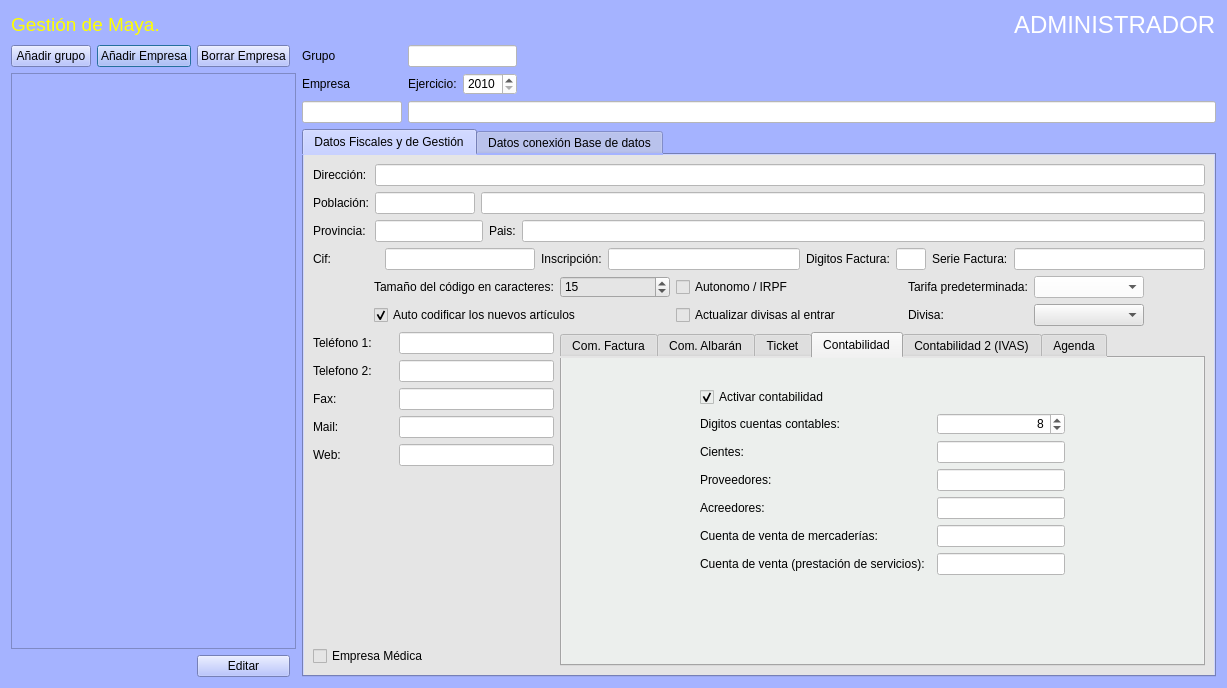
Above: Zona_Administrador/frmempresas.ui from arcnexus/RedFoX before the change. Below: the same form after it.
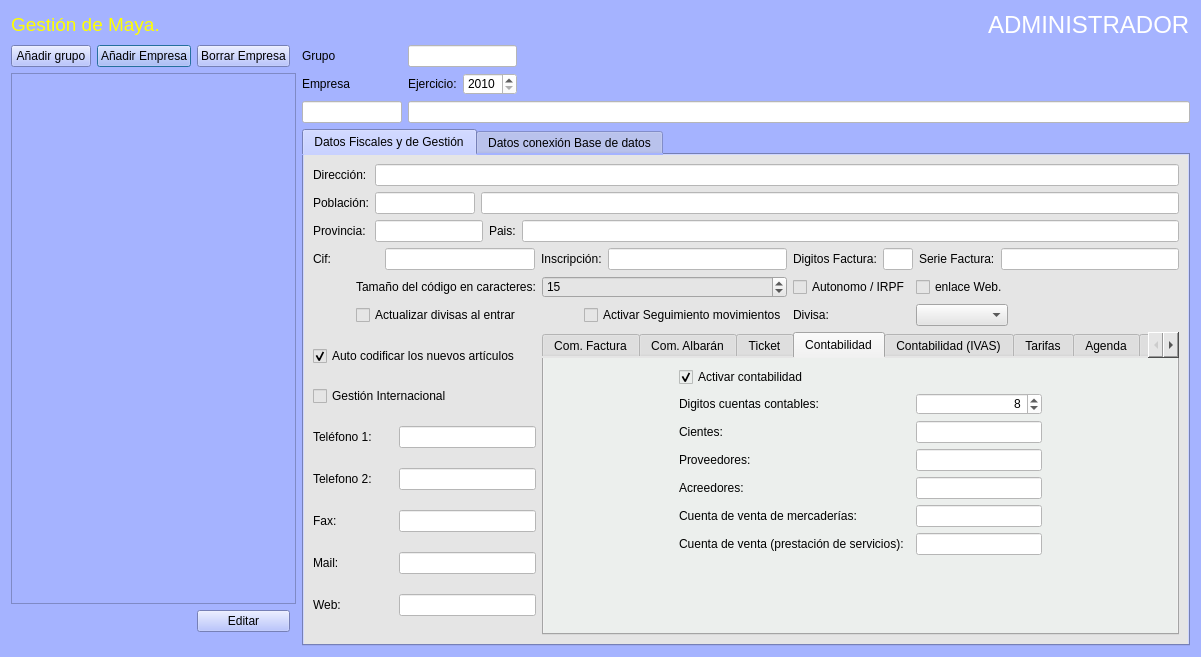
That is the form after the change. The open tabs and pages were chosen to show the change. Icons and pictures are not drawn. Custom widgets are drawn as their Qt base class.

The edit to the form file:
```diff
--- a/Zona_Administrador/frmempresas.ui
+++ b/Zona_Administrador/frmempresas.ui
@@ -6,14 +6,14 @@
    <rect>
     <x>0</x>
     <y>0</y>
-    <width>1227</width>
-    <height>688</height>
+    <width>1201</width>
+    <height>657</height>
    </rect>
   </property>
   <property name="maximumSize">
    <size>
-    <width>1300</width>
-    <height>16777215</height>
+    <width>1201</width>
+    <height>657</height>
    </size>
   </property>
   <property name="windowTitle">
@@ -94,6 +94,9 @@
     <layout class="QHBoxLayout" name="horizontalLayout_3">
      <item>
       <layout class="QGridLayout" name="gridLayout">
+       <property name="bottomMargin">
+        <number>14</number>
+       </property>
        <item row="0" column="1">
         <widget class="QPushButton" name="btnAddEmpresa">
          <property name="text">
@@ -245,6 +248,100 @@
            <string>Datos Fiscales y de Gestión</string>
           </attribute>
           <layout class="QGridLayout" name="gridLayout_12">
+           <item row="3" column="5">
+            <widget class="QComboBox" name="cboDivisas"/>
+           </item>
+           <item row="2" column="4">
+            <widget class="QCheckBox" name="chkIRPF">
+             <property name="maximumSize">
+              <size>
+               <width>135</width>
+               <height>16777215</height>
+              </size>
+             </property>
+             <property name="text">
+              <string>Autonomo / IRPF</string>
+             </property>
+            </widget>
+           </item>
+           <item row="1" column="0" colspan="10">
+            <layout class="QHBoxLayout" name="horizontalLayout">
+             <item>
+              <widget class="QLabel" name="label_22">
+               <property name="minimumSize">
+                <size>
+                 <width>66</width>
+                 <height>0</height>
+                </size>
+               </property>
+               <property name="text">
+                <string>Cif:</string>
+               </property>
+              </widget>
+             </item>
+             <item>
+              <widget class="QLineEdit" name="txtcif">
+               <property name="maximumSize">
+                <size>
+                 <width>150</width>
+                 <height>16777215</height>
+                </size>
+               </property>
+               <property name="styleSheet">
+                <string notr="true">background-color: rgb(255, 255, 255);</string>
+               </property>
+              </widget>
+             </item>
+             <item>
+              <widget class="QLabel" name="label_23">
+               <property name="text">
+                <string>Inscripción:</string>
+               </property>
+              </widget>
+             </item>
+             <item>
+              <widget class="QLineEdit" name="txtcInscripcion">
+               <property name="styleSheet">
+                <string notr="true">background-color: rgb(255, 255, 255);</string>
+               </property>
+              </widget>
+             </item>
+             <item>
+              <widget class="QLabel" name="label_25">
+               <property name="text">
+                <string>Digitos Factura:</string>
+               </property>
+              </widget>
+             </item>
+             <item>
+              <widget class="QLineEdit" name="txtndigitos_factura">
+               <property name="maximumSize">
+                <size>
+                 <width>30</width>
+                 <height>16777215</height>
+                </size>
+               </property>
+               <property name="styleSheet">
+                <string notr="true">background-color: rgb(255, 255, 255);</string>
+               </property>
+              </widget>
+             </item>
+             <item>
+              <widget class="QLabel" name="label_26">
+               <property name="text">
+                <string>Serie Factura:</string>
+               </property>
+              </widget>
+             </item>
+             <item>
+              <widget class="QLineEdit" name="txtserieFactura">
+               <property name="styleSheet">
+                <string notr="true">background-color: rgb(255, 255, 255);</string>
+               </property>
+              </widget>
+             </item>
+            </layout>
+           </item>
            <item row="2" column="1">
             <widget class="QLabel" name="label_41">
              <property name="sizePolicy">
@@ -258,170 +355,13 @@
              </property>
             </widget>
            </item>
-           <item row="2" column="2" colspan="2">
-            <widget class="QSpinBox" name="txttamano_codigoart">
-             <property name="value">
-              <number>15</number>
+           <item row="2" column="5">
+            <widget class="QCheckBox" name="chkEnlace_web">
+             <property name="text">
+              <string>enlace Web.</string>
              </property>
             </widget>
            </item>
-           <item row="4" column="0" colspan="2">
-            <layout class="QGridLayout" name="gridLayout_7">
-             <item row="3" column="0">
-              <widget class="QLabel" name="label_19">
-               <property name="minimumSize">
-                <size>
-                 <width>80</width>
-                 <height>0</height>
-                </size>
-               </property>
-               <property name="text">
-                <string>Fax:</string>
-               </property>
-              </widget>
-             </item>
-             <item row="5" column="0">
-              <widget class="QLabel" name="label_21">
-               <property name="minimumSize">
-                <size>
-                 <width>80</width>
-                 <height>0</height>
-                </size>
-               </property>
-               <property name="text">
-                <string>Web:</string>
-               </property>
-              </widget>
-             </item>
-             <item row="3" column="1" colspan="2">
-              <widget class="QLineEdit" name="txtfax">
-               <property name="minimumSize">
-                <size>
-                 <width>100</width>
-                 <height>0</height>
-                </size>
-               </property>
-               <property name="styleSheet">
-                <string notr="true">background-color: rgb(255, 255, 255);</string>
-               </property>
-              </widget>
-             </item>
-             <item row="4" column="1" colspan="2">
-              <widget class="QLineEdit" name="txtcMail">
-               <property name="minimumSize">
-                <size>
-                 <width>100</width>
-                 <height>0</height>
-                </size>
-               </property>
-               <property name="styleSheet">
-                <string notr="true">background-color: rgb(255, 255, 255);</string>
-               </property>
-              </widget>
-             </item>
-             <item row="5" column="1" colspan="2">
-              <widget class="QLineEdit" name="txtweb">
-               <property name="minimumSize">
-                <size>
-                 <width>100</width>
-                 <height>0</height>
-                </size>
-               </property>
-               <property name="styleSheet">
-                <string notr="true">background-color: rgb(255, 255, 255);</string>
-               </property>
-               <property name="text">
-                <string/>
-               </property>
-              </widget>
-             </item>
-             <item row="1" column="1" colspan="2">
-              <widget class="QLineEdit" name="txttelefono1">
-               <property name="minimumSize">
-                <size>
-                 <width>100</width>
-                 <height>0</height>
-                </size>
-               </property>
-               <property name="styleSheet">
-                <string notr="true">background-color: rgb(255, 255, 255);</string>
-               </property>
-              </widget>
-             </item>
-             <item row="4" column="0">
-              <widget class="QLabel" name="label_20">
-               <property name="minimumSize">
-                <size>
-                 <width>80</width>
-                 <height>0</height>
-                </size>
-               </property>
-               <property name="text">
-                <string>Mail:</string>
-               </property>
-              </widget>
-             </item>
-             <item row="1" column="0">
-              <widget class="QLabel" name="label_17">
-               <property name="minimumSize">
-                <size>
-                 <width>80</width>
-                 <height>0</height>
-                </size>
-               </property>
-               <property name="text">
-                <string>Teléfono 1:</string>
-               </property>
-              </widget>
-             </item>
-             <item row="6" column="1">
-              <spacer name="verticalSpacer_3">
-               <property name="orientation">
-                <enum>Qt::Vertical</enum>
-               </property>
-               <property name="sizeHint" stdset="0">
-                <size>
-                 <width>20</width>
-                 <height>40</height>
-                </size>
-               </property>
-              </spacer>
-             </item>
-             <item row="2" column="0">
-              <widget class="QLabel" name="label_18">
-               <property name="minimumSize">
-                <size>
-                 <width>80</width>
-                 <height>0</height>
-                </size>
-               </property>
-               <property name="text">
-                <string>Telefono 2:</string>
-               </property>
-              </widget>
-             </item>
-             <item row="2" column="1" colspan="2">
-              <widget class="QLineEdit" name="txttelefono2">
-               <property name="minimumSize">
-                <size>
-                 <width>100</width>
-                 <height>0</height>
-                </size>
-               </property>
-               <property name="styleSheet">
-                <string notr="true">background-color: rgb(255, 255, 255);</string>
-               </property>
-              </widget>
-             </item>
-             <item row="7" column="0" colspan="3">
-              <widget class="QCheckBox" name="chkMedica">
-               <property name="text">
-                <string>Empresa Médica</string>
-               </property>
-              </widget>
-             </item>
-            </layout>
-           </item>
            <item row="0" column="0" colspan="10">
             <layout class="QGridLayout" name="gridLayout_8">
              <item row="1" column="2" colspan="3">
@@ -495,27 +435,7 @@
              </item>
             </layout>
            </item>
-           <item row="3" column="1" colspan="3">
-            <widget class="QCheckBox" name="chkAutocodificiar">
-             <property name="text">
-              <string>Auto codificar los nuevos artículos</string>
-             </property>
-             <property name="checked">
-              <bool>true</bool>
-             </property>
-            </widget>
-           </item>
-           <item row="3" column="7" colspan="2">
-            <widget class="QComboBox" name="cboDivisas"/>
-           </item>
-           <item row="3" column="6">
-            <widget class="QLabel" name="label_42">
-             <property name="text">
-              <string>Divisa: </string>
-             </property>
-            </widget>
-           </item>
-           <item row="4" column="2" colspan="8">
+           <item row="5" column="2" colspan="8">
             <widget class="QTabWidget" name="tabWidget_2">
              <property name="minimumSize">
               <size>
@@ -615,67 +535,14 @@
                <string>Contabilidad</string>
               </attribute>
               <layout class="QGridLayout" name="gridLayout_14">
-               <item row="4" column="4">
-                <spacer name="horizontalSpacer_2">
-                 <property name="orientation">
-                  <enum>Qt::Horizontal</enum>
-                 </property>
-                 <property name="sizeHint" stdset="0">
-                  <size>
-                   <width>40</width>
-                   <height>20</height>
-                  </size>
-                 </property>
-                </spacer>
-               </item>
-               <item row="3" column="0">
-                <spacer name="horizontalSpacer_3">
-                 <property name="orientation">
-                  <enum>Qt::Horizontal</enum>
-                 </property>
-                 <property name="sizeHint" stdset="0">
-                  <size>
-                   <width>40</width>
-                   <height>20</height>
-                  </size>
-                 </property>
-                </spacer>
-               </item>
-               <item row="4" column="1">
-                <widget class="QLabel" name="label_28">
-                 <property name="text">
-                  <string>Proveedores:</string>
-                 </property>
-                </widget>
-               </item>
-               <item row="3" column="1">
-                <widget class="QLabel" name="label_27">
-                 <property name="text">
-                  <string>Cientes:</string>
-                 </property>
-                </widget>
-               </item>
-               <item row="8" column="1" colspan="3">
-                <spacer name="verticalSpacer_2">
-                 <property name="orientation">
-                  <enum>Qt::Vertical</enum>
-                 </property>
-                 <property name="sizeHint" stdset="0">
-                  <size>
-                   <width>20</width>
-                   <height>40</height>
-                  </size>
-                 </property>
-                </spacer>
-               </item>
-               <item row="3" column="3">
+               <item row="2" column="3">
                 <widget class="QLineEdit" name="txtcuentaCliente">
                  <property name="styleSheet">
                   <string notr="true">background-color: rgb(255, 255, 255);</string>
                  </property>
                 </widget>
                </item>
-               <item row="2" column="3">
+               <item row="1" column="3">
                 <widget class="QSpinBox" name="txtdigitos_cuentas">
                  <property name="styleSheet">
                   <string notr="true">background-color: rgb(255, 255, 255);</string>
@@ -691,85 +558,125 @@
                  </property>
                 </widget>
                </item>
+               <item row="7" column="1" colspan="3">
+                <spacer name="verticalSpacer_2">
+                 <property name="orientation">
+                  <enum>Qt::Vertical</enum>
+                 </property>
+                 <property name="sizeHint" stdset="0">
+                  <size>
+                   <width>20</width>
+                   <height>40</height>
+                  </size>
+                 </property>
+                </spacer>
+               </item>
+               <item row="2" column="1">
+                <widget class="QLabel" name="label_27">
+                 <property name="text">
+                  <string>Cientes:</string>
+                 </property>
+                </widget>
+               </item>
+               <item row="2" column="0">
+                <spacer name="horizontalSpacer_3">
+                 <property name="orientation">
+                  <enum>Qt::Horizontal</enum>
+                 </property>
+                 <property name="sizeHint" stdset="0">
+                  <size>
+                   <width>40</width>
+                   <height>20</height>
+                  </size>
+                 </property>
+                </spacer>
+               </item>
+               <item row="5" column="3">
+                <widget class="QLineEdit" name="txtCuenta_venta_mercaderias">
+                 <property name="styleSheet">
+                  <string notr="true">background-color: rgb(255, 255, 255);</string>
+                 </property>
+                </widget>
+               </item>
+               <item row="6" column="3">
+                <widget class="QLineEdit" name="txtCuenta_venta_servicios">
+                 <property name="styleSheet">
+                  <string notr="true">background-color: rgb(255, 255, 255);</string>
+                 </property>
+                </widget>
+               </item>
+               <item row="3" column="4">
+                <spacer name="horizontalSpacer_2">
+                 <property name="orientation">
+                  <enum>Qt::Horizontal</enum>
+                 </property>
+                 <property name="sizeHint" stdset="0">
+                  <size>
+                   <width>40</width>
+                   <height>20</height>
+                  </size>
+                 </property>
+                </spacer>
+               </item>
+               <item row="4" column="1">
+                <widget class="QLabel" name="label_29">
+                 <property name="text">
+                  <string>Acreedores:</string>
+                 </property>
+                </widget>
+               </item>
+               <item row="0" column="1">
+                <widget class="QCheckBox" name="chkContabilidad">
+                 <property name="text">
+                  <string>Activar contabilidad</string>
+                 </property>
+                 <property name="checked">
+                  <bool>true</bool>
+                 </property>
+                </widget>
+               </item>
                <item row="6" column="1">
-                <widget class="QLabel" name="label_12">
-                 <property name="text">
-                  <string>Cuenta de venta de mercaderías:</string>
-                 </property>
-                </widget>
-               </item>
-               <item row="7" column="1">
                 <widget class="QLabel" name="label_37">
                  <property name="text">
                   <string>Cuenta de venta (prestación de servicios):</string>
                  </property>
                 </widget>
                </item>
-               <item row="6" column="3">
-                <widget class="QLineEdit" name="txtCuenta_venta_mercaderias">
-                 <property name="styleSheet">
-                  <string notr="true">background-color: rgb(255, 255, 255);</string>
+               <item row="3" column="1">
+                <widget class="QLabel" name="label_28">
+                 <property name="text">
+                  <string>Proveedores:</string>
                  </property>
                 </widget>
                </item>
-               <item row="7" column="3">
-                <widget class="QLineEdit" name="txtCuenta_venta_servicios">
-                 <property name="styleSheet">
-                  <string notr="true">background-color: rgb(255, 255, 255);</string>
+               <item row="5" column="1">
+                <widget class="QLabel" name="label_12">
+                 <property name="text">
+                  <string>Cuenta de venta de mercaderías:</string>
                  </property>
                 </widget>
                </item>
-               <item row="4" column="3">
+               <item row="3" column="3">
                 <widget class="QLineEdit" name="txtcuenta_proveedores">
                  <property name="styleSheet">
                   <string notr="true">background-color: rgb(255, 255, 255);</string>
                  </property>
                 </widget>
                </item>
-               <item row="5" column="3">
+               <item row="4" column="3">
                 <widget class="QLineEdit" name="txtcuenta_acreedores">
                  <property name="styleSheet">
                   <string notr="true">background-color: rgb(255, 255, 255);</string>
                  </property>
                 </widget>
                </item>
-               <item row="2" column="1" colspan="2">
+               <item row="1" column="1" colspan="2">
                 <widget class="QLabel" name="label_30">
                  <property name="text">
                   <string>Digitos cuentas contables:</string>
                  </property>
                 </widget>
                </item>
-               <item row="5" column="1">
-                <widget class="QLabel" name="label_29">
-                 <property name="text">
-                  <string>Acreedores:</string>
-                 </property>
-                </widget>
-               </item>
-               <item row="1" column="1">
-                <widget class="QCheckBox" name="chkContabilidad">
-                 <property name="text">
-                  <string>Activar contabilidad</string>
-                 </property>
-                 <property name="checked">
-                  <bool>true</bool>
-                 </property>
-                </widget>
-               </item>
-               <item row="0" column="1">
-                <spacer name="horizontalSpacer_7">
-                 <property name="orientation">
-                  <enum>Qt::Horizontal</enum>
-                 </property>
-                 <property name="sizeHint" stdset="0">
-                  <size>
-                   <width>40</width>
-                   <height>20</height>
-                  </size>
-                 </property>
-                </spacer>
-               </item>
               </layout>
              </widget>
              <widget class="QWidget" name="tab_5">
@@ -777,7 +684,7 @@
                <string notr="true">background-color: #ecefed;</string>
               </property>
               <attribute name="title">
-               <string>Contabilidad 2 (IVAS)</string>
+               <string>Contabilidad (IVAS)</string>
               </attribute>
               <layout class="QGridLayout" name="gridLayout_16">
                <item row="0" column="1">
@@ -1004,9 +911,56 @@
                  </item>
                 </layout>
                </item>
-               <item row="1" column="1">
-                <spacer name="verticalSpacer_4">
+              </layout>
+             </widget>
+             <widget class="QWidget" name="tab_7">
+              <attribute name="title">
+               <string>Tarifas</string>
+              </attribute>
+              <layout class="QGridLayout" name="gridLayout_17">
+               <item row="1" column="1" colspan="2">
+                <widget class="QLabel" name="label_58">
+                 <property name="text">
+                  <string>Tarifa predeterminada:</string>
+                 </property>
+                </widget>
+               </item>
+               <item row="1" column="5" rowspan="2">
+                <spacer name="horizontalSpacer_11">
                  <property name="orientation">
+                  <enum>Qt::Horizontal</enum>
+                 </property>
+                 <property name="sizeHint" stdset="0">
+                  <size>
+                   <width>121</width>
+                   <height>20</height>
+                  </size>
+                 </property>
+                </spacer>
+               </item>
+               <item row="1" column="3" colspan="2">
+                <widget class="QComboBox" name="cboTarifa">
+                 <property name="styleSheet">
+                  <string notr="true">background-color: rgb(255, 255, 255);</string>
+                 </property>
+                </widget>
+               </item>
+               <item row="2" column="2">
+                <widget class="QDoubleSpinBox" name="spinMargen"/>
+               </item>
+               <item row="2" column="4">
+                <widget class="QDoubleSpinBox" name="spinMargen_minimo"/>
+               </item>
+               <item row="2" column="1">
+                <widget class="QLabel" name="label_31">
+                 <property name="text">
+                  <string>Margen:</string>
+                 </property>
+                </widget>
+               </item>
+               <item row="0" column="3">
+                <spacer name="verticalSpacer_5">
+                 <property name="orientation">
                   <enum>Qt::Vertical</enum>
                  </property>
                  <property name="sizeHint" stdset="0">
@@ -1218,6 +1172,26 @@
                <item row="2" column="0">
                 <spacer name="horizontalSpacer_9">
                  <property name="orientation">
+                  <enum>Qt::Vertical</enum>
+                 </property>
+                 <property name="sizeHint" stdset="0">
+                  <size>
+                   <width>20</width>
+                   <height>40</height>
+                  </size>
+                 </property>
+                </spacer>
+               </item>
+              </layout>
+             </widget>
+             <widget class="QWidget" name="tab_8">
+              <attribute name="title">
+               <string>Medic</string>
+              </attribute>
+              <layout class="QGridLayout" name="gridLayout_18">
+               <item row="1" column="3">
+                <spacer name="horizontalSpacer_13">
+                 <property name="orientation">
                   <enum>Qt::Horizontal</enum>
                  </property>
                  <property name="sizeHint" stdset="0">
@@ -1228,115 +1202,252 @@
                  </property>
                 </spacer>
                </item>
+               <item row="1" column="2">
+                <widget class="QLineEdit" name="txtclave1">
+                 <property name="styleSheet">
+                  <string notr="true">background-color: rgb(255, 255, 255);</string>
+                 </property>
+                </widget>
+               </item>
+               <item row="1" column="1">
+                <widget class="QLabel" name="label_6">
+                 <property name="text">
+                  <string>Clave 1:</string>
+                 </property>
+                </widget>
+               </item>
+               <item row="0" column="1" colspan="2">
+                <widget class="QCheckBox" name="chkMedica">
+                 <property name="text">
+                  <string>Empresa Médica</string>
+                 </property>
+                </widget>
+               </item>
+               <item row="2" column="1">
+                <widget class="QLabel" name="label_8">
+                 <property name="text">
+                  <string>Clave 2:</string>
+                 </property>
+                </widget>
+               </item>
+               <item row="2" column="2">
+                <widget class="QLineEdit" name="txtclave2">
+                 <property name="styleSheet">
+                  <string notr="true">background-color: rgb(255, 255, 255);</string>
+                 </property>
+                </widget>
+               </item>
+               <item row="1" column="0">
+                <spacer name="horizontalSpacer_12">
+                 <property name="orientation">
+                  <enum>Qt::Horizontal</enum>
+                 </property>
+                 <property name="sizeHint" stdset="0">
+                  <size>
+                   <width>166</width>
+                   <height>20</height>
+                  </size>
+                 </property>
+                </spacer>
+               </item>
+               <item row="3" column="2">
+                <spacer name="verticalSpacer_7">
+                 <property name="orientation">
+                  <enum>Qt::Vertical</enum>
+                 </property>
+                 <property name="sizeHint" stdset="0">
+                  <size>
+                   <width>20</width>
+                   <height>154</height>
+                  </size>
+                 </property>
+                </spacer>
+               </item>
               </layout>
              </widget>
             </widget>
            </item>
-           <item row="1" column="0" colspan="10">
-            <layout class="QHBoxLayout" name="horizontalLayout">
-             <item>
-              <widget class="QLabel" name="label_22">
-               <property name="minimumSize">
-                <size>
-                 <width>66</width>
-                 <height>0</height>
-                </size>
-               </property>
-               <property name="text">
-                <string>Cif:</string>
-               </property>
-              </widget>
-             </item>
-             <item>
-              <widget class="QLineEdit" name="txtcif">
-               <property name="maximumSize">
-                <size>
-                 <width>150</width>
-                 <height>16777215</height>
-                </size>
-               </property>
-               <property name="styleSheet">
-                <string notr="true">background-color: rgb(255, 255, 255);</string>
-               </property>
-              </widget>
-             </item>
-             <item>
-              <widget class="QLabel" name="label_23">
-               <property name="text">
-                <string>Inscripción:</string>
-               </property>
-              </widget>
-             </item>
-             <item>
-              <widget class="QLineEdit" name="txtcInscripcion">
-               <property name="styleSheet">
-                <string notr="true">background-color: rgb(255, 255, 255);</string>
-               </property>
-              </widget>
-             </item>
-             <item>
-              <widget class="QLabel" name="label_25">
-               <property name="text">
-                <string>Digitos Factura:</string>
-               </property>
-              </widget>
-             </item>
-             <item>
-              <widget class="QLineEdit" name="txtndigitos_factura">
-               <property name="maximumSize">
-                <size>
-                 <width>30</width>
-                 <height>16777215</height>
-                </size>
-               </property>
-               <property name="styleSheet">
-                <string notr="true">background-color: rgb(255, 255, 255);</string>
-               </property>
-              </widget>
-             </item>
-             <item>
-              <widget class="QLabel" name="label_26">
-               <property name="text">
-                <string>Serie Factura:</string>
-               </property>
-              </widget>
-             </item>
-             <item>
-              <widget class="QLineEdit" name="txtserieFactura">
-               <property name="styleSheet">
-                <string notr="true">background-color: rgb(255, 255, 255);</string>
-               </property>
-              </widget>
-             </item>
-            </layout>
-           </item>
-           <item row="2" column="6">
-            <widget class="QLabel" name="label_58">
-             <property name="text">
-              <string>Tarifa predeterminada:</string>
+           <item row="2" column="2" colspan="2">
+            <widget class="QSpinBox" name="txttamano_codigoart">
+             <property name="value">
+              <number>15</number>
              </property>
             </widget>
            </item>
            <item row="3" column="4">
+            <widget class="QLabel" name="label_42">
+             <property name="text">
+              <string>Divisa: </string>
+             </property>
+            </widget>
+           </item>
+           <item row="3" column="3">
+            <widget class="QCheckBox" name="chkSeguimiento">
+             <property name="text">
+              <string>Activar Seguimiento movimientos</string>
+             </property>
+            </widget>
+           </item>
+           <item row="3" column="1">
             <widget class="QCheckBox" name="chk_upate_divisas">
              <property name="text">
               <string>Actualizar divisas al entrar</string>
              </property>
             </widget>
            </item>
-           <item row="2" column="7" colspan="2">
-            <widget class="QComboBox" name="cboTarifa">
-             <property name="styleSheet">
-              <string notr="true">background-color: rgb(255, 255, 255);</string>
-             </property>
-            </widget>
-           </item>
-           <item row="2" column="4">
-            <widget class="QCheckBox" name="chkIRPF">
-             <property name="text">
-              <string>Autonomo / IRPF</string>
-             </property>
-            </widget>
+           <item row="5" column="0" colspan="2">
+            <layout class="QGridLayout" name="gridLayout_7">
+             <item row="5" column="0">
+              <widget class="QLabel" name="label_20">
+               <property name="minimumSize">
+                <size>
+                 <width>80</width>
+                 <height>0</height>
+                </size>
+               </property>
+               <property name="text">
+                <string>Mail:</string>
+               </property>
+              </widget>
+             </item>
+             <item row="0" column="0" colspan="4">
+              <widget class="QCheckBox" name="chkAutocodificiar">
+               <property name="text">
+                <string>Auto codificar los nuevos artículos</string>
+               </property>
+               <property name="checked">
+                <bool>true</bool>
+               </property>
+              </widget>
+             </item>
+             <item row="2" column="0">
+              <widget class="QLabel" name="label_17">
+               <property name="minimumSize">
+                <size>
+                 <width>80</width>
+                 <height>0</height>
+                </size>
+               </property>
+               <property name="text">
+                <string>Teléfono 1:</string>
+               </property>
+              </widget>
+             </item>
+             <item row="4" column="0">
+              <widget class="QLabel" name="label_19">
+               <property name="minimumSize">
+                <size>
+                 <width>80</width>
+                 <height>0</height>
+                </size>
+               </property>
+               <property name="text">
+                <string>Fax:</string>
+               </property>
+              </widget>
+             </item>
+             <item row="3" column="0">
+              <widget class="QLabel" name="label_18">
+               <property name="minimumSize">
+                <size>
+                 <width>80</width>
+                 <height>0</height>
+                </size>
+               </property>
+               <property name="text">
+                <string>Telefono 2:</string>
+               </property>
+              </widget>
+             </item>
+             <item row="6" column="0">
+              <widget class="QLabel" name="label_21">
+               <property name="minimumSize">
+                <size>
+                 <width>80</width>
+                 <height>0</height>
+                </size>
+               </property>
+               <property name="text">
+                <string>Web:</string>
+               </property>
+              </widget>
+             </item>
+             <item row="1" column="0" colspan="4">
+              <widget class="QCheckBox" name="chkInternacional">
+               <property name="text">
+                <string>Gestión Internacional</string>
+               </property>
+              </widget>
+             </item>
+             <item row="2" column="1" colspan="3">
+              <widget class="QLineEdit" name="txttelefono1">
+               <property name="minimumSize">
+                <size>
+                 <width>100</width>
+                 <height>0</height>
+                </size>
+               </property>
+               <property name="styleSheet">
+                <string notr="true">background-color: rgb(255, 255, 255);</string>
+               </property>
+              </widget>
+             </item>
+             <item row="3" column="1" colspan="3">
+              <widget class="QLineEdit" name="txttelefono2">
+               <property name="minimumSize">
+                <size>
+                 <width>100</width>
+                 <height>0</height>
+                </size>
+               </property>
+               <property name="styleSheet">
+                <string notr="true">background-color: rgb(255, 255, 255);</string>
+               </property>
+              </widget>
+             </item>
+             <item row="4" column="1" colspan="3">
+              <widget class="QLineEdit" name="txtfax">
+               <property name="minimumSize">
+                <size>
+                 <width>100</width>
+                 <height>0</height>
+                </size>
+               </property>
+               <property name="styleSheet">
+                <string notr="true">background-color: rgb(255, 255, 255);</string>
+               </property>
+              </widget>
+             </item>
+             <item row="5" column="1" colspan="3">
+              <widget class="QLineEdit" name="txtcMail">
+               <property name="minimumSize">
+                <size>
+                 <width>100</width>
+                 <height>0</height>
+                </size>
+               </property>
+               <property name="styleSheet">
+                <string notr="true">background-color: rgb(255, 255, 255);</string>
+               </property>
+              </widget>
+             </item>
+             <item row="6" column="1" colspan="3">
+              <widget class="QLineEdit" name="txtweb">
+               <property name="minimumSize">
+                <size>
+                 <width>100</width>
+                 <height>0</height>
+                </size>
+               </property>
+               <property name="styleSheet">
+                <string notr="true">background-color: rgb(255, 255, 255);</string>
+               </property>
+               <property name="text">
+                <string/>
+               </property>
+              </widget>
+             </item>
+            </layout>
            </item>
           </layout>
          </widget>
```
Left out of the diff: 289 changed lines with no effect on the pictures.
